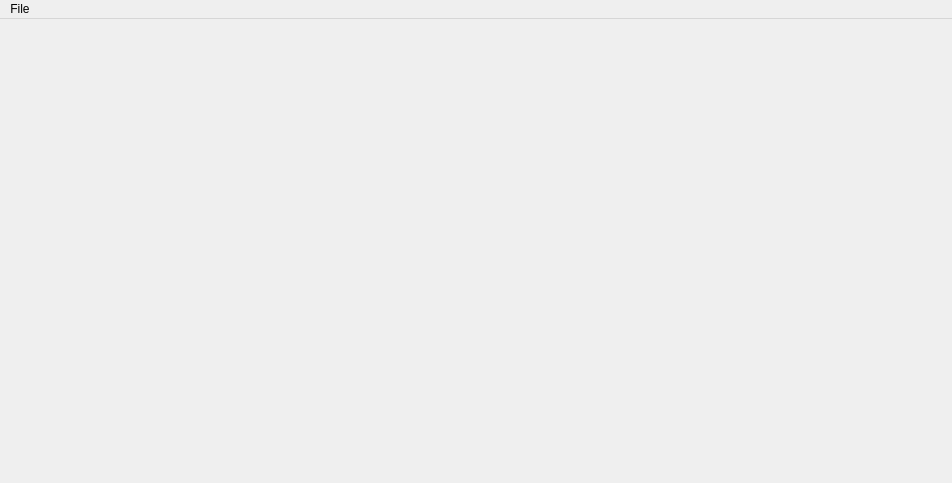
This is mainwindow.ui in AlephNought0/Zoron as Qt 5 draws it before an edit. The edited form follows.
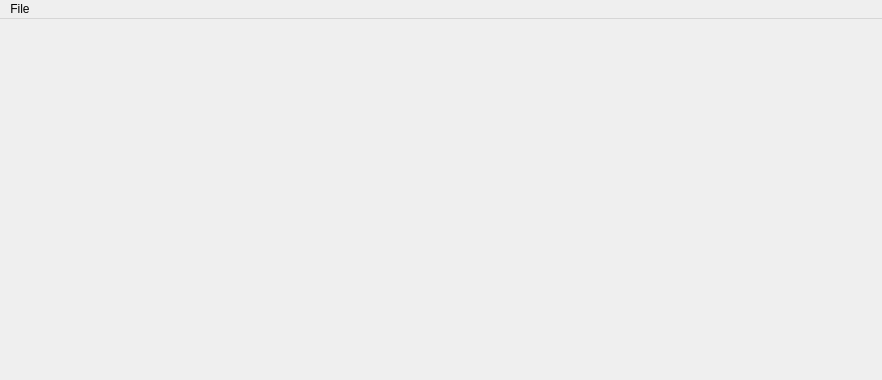
This is the edited form.

```diff
--- a/mainwindow.ui
+++ b/mainwindow.ui
@@ -6,10 +6,16 @@
    <rect>
     <x>0</x>
     <y>0</y>
-    <width>952</width>
-    <height>483</height>
+    <width>882</width>
+    <height>380</height>
    </rect>
   </property>
+  <property name="minimumSize">
+   <size>
+    <width>0</width>
+    <height>0</height>
+   </size>
+  </property>
   <property name="windowTitle">
    <string>MainWindow</string>
   </property>
@@ -22,7 +28,7 @@
     <rect>
      <x>0</x>
      <y>0</y>
-     <width>952</width>
+     <width>882</width>
      <height>27</height>
     </rect>
    </property>
```
